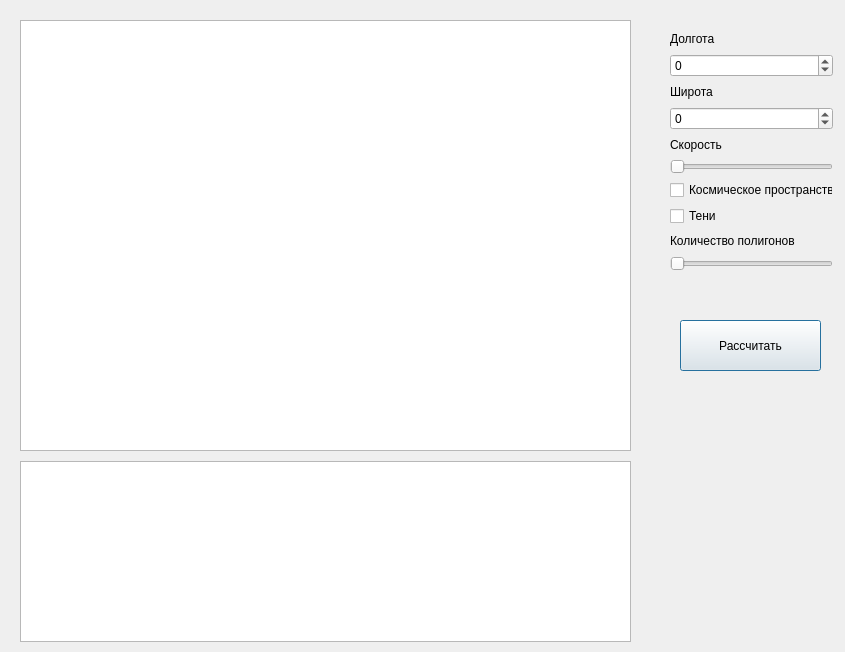
Old version of the form main.ui in the repository verdenkaa/satellite-trajectory.
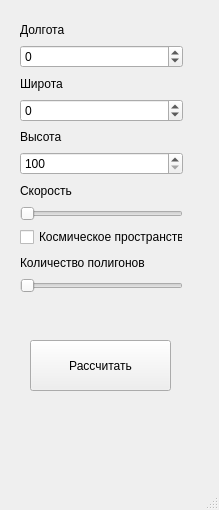
New version of the form.

The edit to the form file:
```diff
--- a/main.ui
+++ b/main.ui
@@ -1,35 +1,26 @@
 <?xml version="1.0" encoding="UTF-8"?>
 <ui version="4.0">
- <class>Dialog</class>
- <widget class="QDialog" name="Dialog">
+ <class>MainWindow</class>
+ <widget class="QMainWindow" name="MainWindow">
   <property name="geometry">
    <rect>
     <x>0</x>
     <y>0</y>
-    <width>845</width>
-    <height>652</height>
+    <width>219</width>
+    <height>510</height>
    </rect>
   </property>
   <property name="windowTitle">
    <string>Dialog</string>
   </property>
-  <widget class="QGraphicsView" name="earth">
-   <property name="geometry">
-    <rect>
-     <x>20</x>
-     <y>20</y>
-     <width>611</width>
-     <height>431</height>
-    </rect>
-   </property>
-  </widget>
+  <widget class="QWidget" name="centralwidget">
   <widget class="QWidget" name="verticalLayoutWidget">
    <property name="geometry">
     <rect>
-     <x>670</x>
-     <y>30</y>
+      <x>20</x>
+      <y>20</y>
      <width>163</width>
-     <height>241</height>
+      <height>273</height>
     </rect>
    </property>
    <layout class="QVBoxLayout" name="verticalLayout">
@@ -67,6 +58,23 @@
       </property>
      </widget>
     </item>
+     <item>
+      <widget class="QLabel" name="label_5">
+       <property name="text">
+        <string>Высота</string>
+       </property>
+      </widget>
+     </item>
+     <item>
+      <widget class="QSpinBox" name="hight">
+       <property name="minimum">
+        <number>100</number>
+       </property>
+       <property name="maximum">
+        <number>4000</number>
+       </property>
+      </widget>
+     </item>
     <item>
      <widget class="QLabel" name="label_3">
       <property name="text">
@@ -94,13 +102,6 @@
       </property>
      </widget>
     </item>
-    <item>
-     <widget class="QCheckBox" name="shades">
-      <property name="text">
-       <string>Тени</string>
-      </property>
-     </widget>
-    </item>
     <item>
      <widget class="QLabel" name="label_4">
       <property name="text">
@@ -111,10 +112,10 @@
     <item>
      <widget class="QSlider" name="polygons">
       <property name="minimum">
-       <number>100</number>
+        <number>1</number>
       </property>
       <property name="maximum">
-       <number>800</number>
+        <number>8</number>
       </property>
       <property name="orientation">
        <enum>Qt::Horizontal</enum>
@@ -123,21 +124,11 @@
     </item>
    </layout>
   </widget>
-  <widget class="QGraphicsView" name="energy">
-   <property name="geometry">
-    <rect>
-     <x>20</x>
-     <y>461</y>
-     <width>611</width>
-     <height>181</height>
-    </rect>
-   </property>
-  </widget>
   <widget class="QPushButton" name="start">
    <property name="geometry">
     <rect>
-     <x>680</x>
-     <y>320</y>
+      <x>30</x>
+      <y>340</y>
      <width>141</width>
      <height>51</height>
     </rect>
@@ -146,6 +137,18 @@
     <string>Рассчитать</string>
    </property>
   </widget>
+  </widget>
+  <widget class="QMenuBar" name="menubar">
+   <property name="geometry">
+    <rect>
+     <x>0</x>
+     <y>0</y>
+     <width>219</width>
+     <height>21</height>
+    </rect>
+   </property>
+  </widget>
+  <widget class="QStatusBar" name="statusbar"/>
  </widget>
  <resources/>
  <connections/>
```
Left out of the diff: 2 changed lines with no effect on the pictures. Lines whose indentation alone changed are shown as unchanged.
